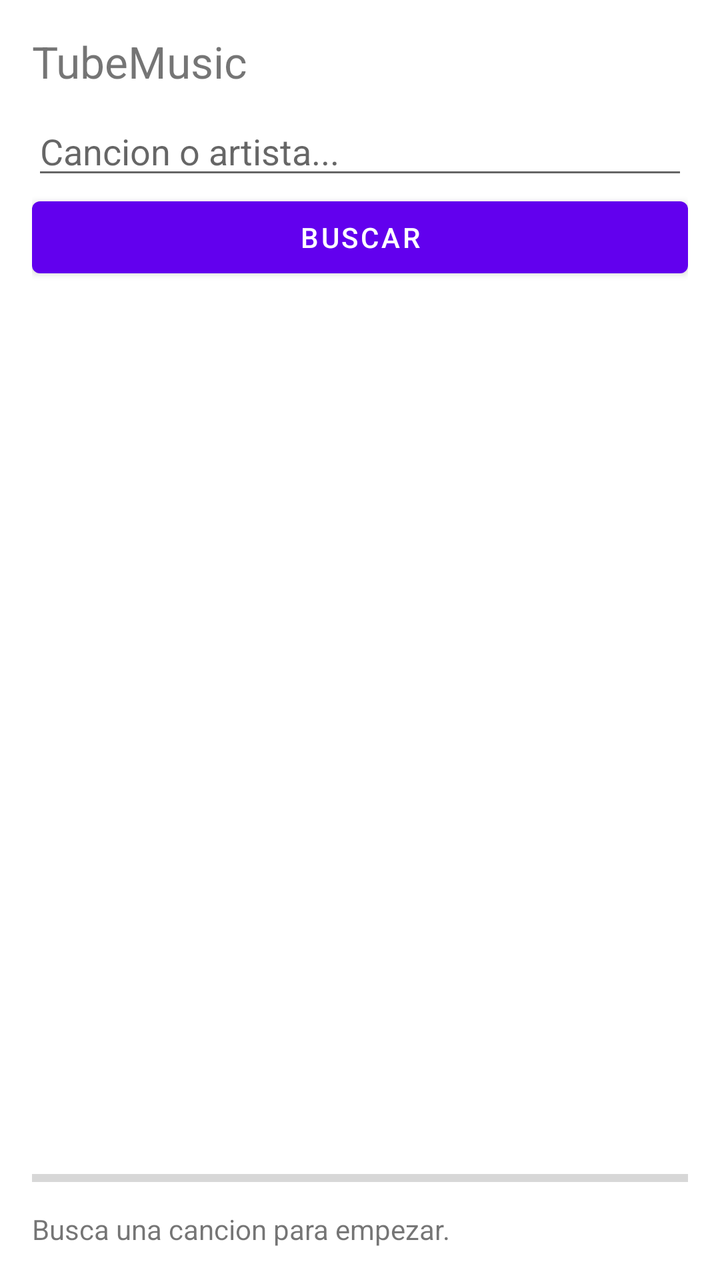
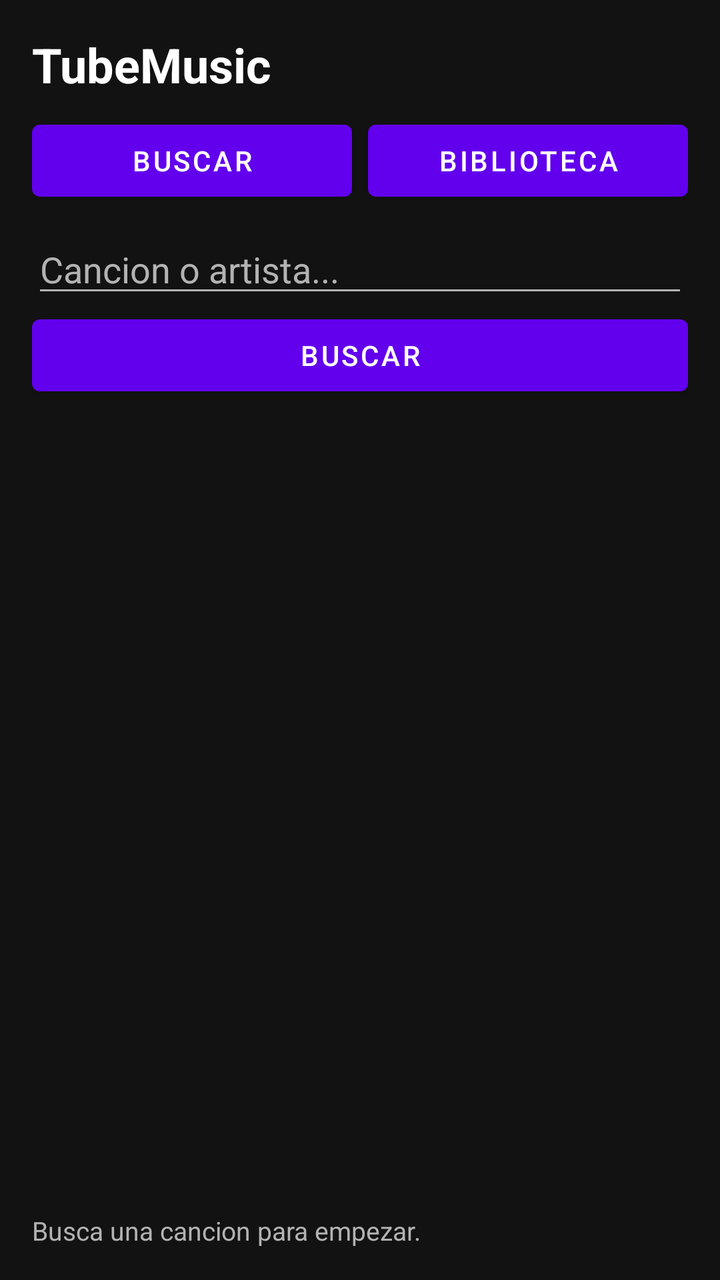

Two renders of the same Android screen: before a commit and after it. Below are the layout's source before the change and the commit's diff.
<!-- AndroidManifest.xml: fallback theme Theme.MaterialComponents.DayNight.NoActionBar -->
<!-- res/layout/activity_main.xml -->
<?xml version="1.0" encoding="utf-8"?>
<LinearLayout xmlns:android="http://schemas.android.com/apk/res/android"
    android:layout_width="match_parent"
    android:layout_height="match_parent"
    android:orientation="vertical"
    android:padding="16dp">

    <TextView
        android:layout_width="wrap_content"
        android:layout_height="wrap_content"
        android:text="TubeMusic"
        android:textSize="22sp" />

    <EditText
        android:id="@+id/query"
        android:layout_width="match_parent"
        android:layout_height="wrap_content"
        android:layout_marginTop="8dp"
        android:hint="Cancion o artista..."
        android:inputType="text"
        android:singleLine="true" />

    <Button
        android:id="@+id/search"
        android:layout_width="match_parent"
        android:layout_height="wrap_content"
        android:text="Buscar" />

    <ListView
        android:id="@+id/results"
        android:layout_width="match_parent"
        android:layout_height="0dp"
        android:layout_marginTop="8dp"
        android:layout_weight="1" />

    <ProgressBar
        android:id="@+id/progress"
        style="?android:attr/progressBarStyleHorizontal"
        android:layout_width="match_parent"
        android:layout_height="wrap_content"
        android:layout_marginTop="8dp"
        android:max="100"
        android:progress="0" />

    <TextView
        android:id="@+id/status"
        android:layout_width="wrap_content"
        android:layout_height="wrap_content"
        android:layout_marginTop="8dp"
        android:text="Busca una cancion para empezar." />

</LinearLayout>
<!-- resources referenced by this layout -->
<resources>

</resources>

<!-- the commit's change to res/layout/activity_main.xml (unified diff, before → after) -->
@@ -2,6 +2,7 @@
 <LinearLayout xmlns:android="http://schemas.android.com/apk/res/android"
     android:layout_width="match_parent"
     android:layout_height="match_parent"
+    android:background="@color/bg"
     android:orientation="vertical"
     android:padding="16dp">
 
@@ -9,44 +10,162 @@
         android:layout_width="wrap_content"
         android:layout_height="wrap_content"
         android:text="TubeMusic"
-        android:textSize="22sp" />
+        android:textColor="@color/white"
+        android:textSize="24sp"
+        android:textStyle="bold" />
 
-    <EditText
-        android:id="@+id/query"
+    <LinearLayout
         android:layout_width="match_parent"
         android:layout_height="wrap_content"
         android:layout_marginTop="8dp"
-        android:hint="Cancion o artista..."
-        android:inputType="text"
-        android:singleLine="true" />
+        android:orientation="horizontal">
 
-    <Button
-        android:id="@+id/search"
-        android:layout_width="match_parent"
-        android:layout_height="wrap_content"
-        android:text="Buscar" />
+        <Button
+            android:id="@+id/tab_search"
+            android:layout_width="0dp"
+            android:layout_height="wrap_content"
+            android:layout_weight="1"
+            android:text="Buscar" />
 
-    <ListView
-        android:id="@+id/results"
+        <Button
+            android:id="@+id/tab_library"
+            android:layout_width="0dp"
+            android:layout_height="wrap_content"
+            android:layout_marginStart="8dp"
+            android:layout_weight="1"
+            android:text="Biblioteca" />
+
+    </LinearLayout>
+
+    <LinearLayout
+        android:id="@+id/panel_search"
         android:layout_width="match_parent"
         android:layout_height="0dp"
-        android:layout_marginTop="8dp"
-        android:layout_weight="1" />
+        android:layout_weight="1"
+        android:orientation="vertical">
 
-    <ProgressBar
-        android:id="@+id/progress"
-        style="?android:attr/progressBarStyleHorizontal"
+        <EditText
+            android:id="@+id/query"
+            android:layout_width="match_parent"
+            android:layout_height="wrap_content"
+            android:layout_marginTop="8dp"
+            android:backgroundTint="@color/gray"
+            android:hint="Cancion o artista..."
+            android:inputType="text"
+            android:singleLine="true"
+            android:textColor="@color/white"
+            android:textColorHint="@color/gray" />
+
+        <Button
+            android:id="@+id/search"
+            android:layout_width="match_parent"
+            android:layout_height="wrap_content"
+            android:text="Buscar" />
+
+        <ProgressBar
+            android:id="@+id/search_loading"
+            android:layout_width="wrap_content"
+            android:layout_height="wrap_content"
+            android:layout_gravity="center_horizontal"
+            android:visibility="gone" />
+
+        <ListView
+            android:id="@+id/results"
+            android:layout_width="match_parent"
+            android:layout_height="0dp"
+            android:layout_weight="1"
+            android:divider="@color/surface2"
+            android:dividerHeight="1dp" />
+
+    </LinearLayout>
+
+    <LinearLayout
+        android:id="@+id/panel_library"
+        android:layout_width="match_parent"
+        android:layout_height="0dp"
+        android:layout_weight="1"
+        android:orientation="vertical"
+        android:visibility="gone">
+
+        <TextView
+            android:layout_width="wrap_content"
+            android:layout_height="wrap_content"
+            android:layout_marginTop="8dp"
+            android:text="Descargadas en Music/TubeMusic"
+            android:textColor="@color/gray"
+            android:textSize="13sp" />
+
+        <ListView
+            android:id="@+id/library"
+            android:layout_width="match_parent"
+            android:layout_height="0dp"
+            android:layout_weight="1"
+            android:divider="@color/surface2"
+            android:dividerHeight="1dp" />
+
+    </LinearLayout>
+
+    <LinearLayout
+        android:id="@+id/mini"
         android:layout_width="match_parent"
         android:layout_height="wrap_content"
         android:layout_marginTop="8dp"
-        android:max="100"
-        android:progress="0" />
+        android:background="@color/surface"
+        android:gravity="center_vertical"
+        android:padding="8dp"
+        android:visibility="gone">
+
+        <ImageView
+            android:id="@+id/mini_thumb"
+            android:layout_width="48dp"
+            android:layout_height="48dp"
+            android:contentDescription="Caratula" />
+
+        <LinearLayout
+            android:layout_width="0dp"
+            android:layout_height="wrap_content"
+            android:layout_marginStart="12dp"
+            android:layout_weight="1"
+            android:orientation="vertical">
+
+            <TextView
+                android:id="@+id/mini_title"
+                android:layout_width="match_parent"
+                android:layout_height="wrap_content"
+                android:ellipsize="end"
+                android:singleLine="true"
+                android:textColor="@color/white"
+                android:textSize="14sp" />
+
+            <TextView
+                android:id="@+id/mini_artist"
+                android:layout_width="match_parent"
+                android:layout_height="wrap_content"
+                android:ellipsize="end"
+                android:singleLine="true"
+                android:textColor="@color/gray"
+                android:textSize="12sp" />
+
+        </LinearLayout>
+
+        <ImageButton
+            android:id="@+id/mini_play"
+            android:layout_width="48dp"
+            android:layout_height="48dp"
+            android:background="?android:attr/selectableItemBackground"
+            android:contentDescription="Play o pausa"
+            android:src="@android:drawable/ic_media_play"
+            android:tint="@color/green" />
+
+    </LinearLayout>
 
     <TextView
         android:id="@+id/status"
         android:layout_width="wrap_content"
         android:layout_height="wrap_content"
         android:layout_marginTop="8dp"
-        android:text="Busca una cancion para empezar." />
+        android:text="Busca una cancion para empezar."
+        android:textColor="@color/gray"
+        android:textSize="13sp" />
 
 </LinearLayout>
<!-- resource entries referenced after the edit -->
@@ -1,5 +1,10 @@
 <!-- resources referenced by this layout -->
 <resources>
-
+  <color name="bg">#121212</color>
+  <color name="gray">#B3B3B3</color>
+  <color name="green">#1DB954</color>
+  <color name="surface">#1E1E1E</color>
+  <color name="surface2">#2A2A2A</color>
+  <color name="white">#FFFFFF</color>
 </resources>
 
